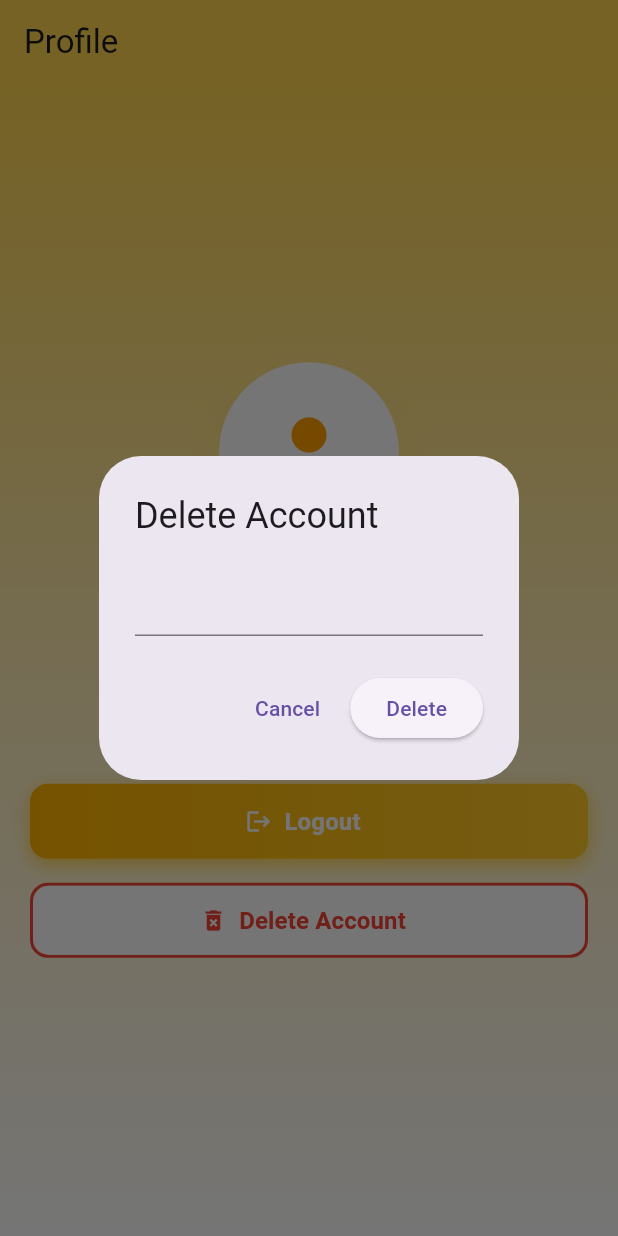
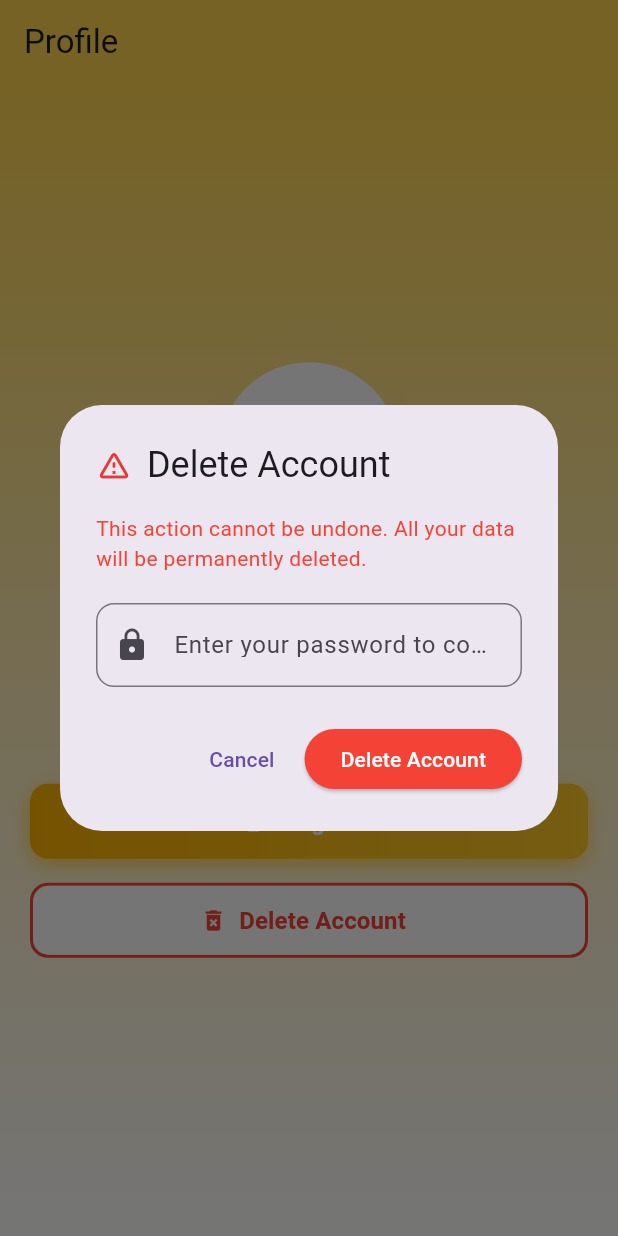
Before and after one commit to gokultasks/login_app, a Flutter app: the HomePage screen opened directly with empty values, after a tap on "Delete Account", on a phone screen of 412 x 824 dp. Run offline on Flutter 3.47's test engine with Material 3 defaults, Android fonts, the phone set to English and light mode, and no system bars; our stand-ins replace equatable, flutter_bloc, shared_preferences; accounts and stored records are empty.

Commit message:
fixed code bugs and reset the pages

```diff
--- a/lib/main.dart
+++ b/lib/main.dart
@@ -1,9 +1,8 @@
 import 'package:flutter/material.dart';
 import 'package:flutter_bloc/flutter_bloc.dart';
-import 'package:login_app/ui/AuthCheckPage.dart';
 
 import 'bloc/auth_bloc.dart';
-import 'ui/LoginPage.dart';
+import 'ui/AuthCheckPage.dart';
 
 void main() {
   runApp(
@@ -15,11 +14,13 @@ void main() {
 }
 
 class MyApp extends StatelessWidget {
+  MyApp({super.key});
+
   @override
   Widget build(BuildContext context) {
     return MaterialApp(
       debugShowCheckedModeBanner: false,
-      home: AuthCheckPage(),
+      home: const AuthCheckPage(),
     );
   }
 }
--- a/lib/ui/Home.dart
+++ b/lib/ui/Home.dart
@@ -26,31 +26,77 @@ class HomePage extends StatelessWidget {
     showDialog(
       context: context,
       builder: (dialogContext) => AlertDialog(
-        title: const Text("Delete Account"),
-        content: TextField(
-          controller: passwordController,
-          obscureText: true,
+        title: Row(
+          children: [
+            Icon(Icons.warning_amber_rounded, color: Colors.red.shade600),
+            const SizedBox(width: 10),
+            const Text("Delete Account"),
+          ],
+        ),
+        content: Column(
+          mainAxisSize: MainAxisSize.min,
+          crossAxisAlignment: CrossAxisAlignment.start,
+          children: [
+            const Text(
+              "This action cannot be undone. All your data will be permanently deleted.",
+              style: TextStyle(color: Colors.red),
+            ),
+            const SizedBox(height: 20),
+            TextField(
+              controller: passwordController,
+              obscureText: true,
+              decoration: InputDecoration(
+                labelText: "Enter your password to confirm",
+                prefixIcon: const Icon(Icons.lock),
+                border: OutlineInputBorder(
+                  borderRadius: BorderRadius.circular(12),
+                ),
+              ),
+            ),
+          ],
         ),
         actions: [
           TextButton(
-            onPressed: () => Navigator.pop(dialogContext),
+            onPressed: () {
+              passwordController.dispose();
+              Navigator.pop(dialogContext);
+            },
             child: const Text("Cancel"),
           ),
           ElevatedButton(
+            style: ElevatedButton.styleFrom(
+              backgroundColor: Colors.red,
+            ),
             onPressed: () {
               final password = passwordController.text.trim();
+              if (password.isEmpty) {
+                ScaffoldMessenger.of(context).showSnackBar(
+                  const SnackBar(
+                    content: Text("Please enter your password"),
+                    backgroundColor: Colors.red,
+                  ),
+                );
+                return;
+              }
+
+              // Close dialog
               Navigator.pop(dialogContext);
+              passwordController.dispose();
+
+              // Dispatch delete event
               context.read<AuthBloc>().add(
                 DeleteAccountEvent(email, password),
               );
             },
-            child: const Text("Delete"),
+            child: const Text(
+              "Delete Account",
+              style: TextStyle(color: Colors.white),
+            ),
           ),
         ],
       ),
     );
   }
-
 
   @override
   Widget build(BuildContext context) {
@@ -92,9 +138,9 @@ class HomePage extends StatelessWidget {
               );
             }
           },
-          child: BlocBuilder<AuthBloc, AuthState>(  // ✅ ADD THIS
-            builder: (context, state) {  // ✅ ADD THIS
-              final isLoading = state is AuthLoading;  // ✅ DEFINE HERE
+          child: BlocBuilder<AuthBloc, AuthState>(
+            builder: (context, state) {
+              final isLoading = state is AuthLoading;
 
               return Center(
                 child: Padding(
@@ -148,6 +194,7 @@ class HomePage extends StatelessWidget {
 
                       const SizedBox(height: 60),
 
+                      // Logout Button
                       Container(
                         width: double.infinity,
                         height: 50,
@@ -194,6 +241,7 @@ class HomePage extends StatelessWidget {
 
                       const SizedBox(height: 16),
 
+                      // Delete Account Button
                       Container(
                         width: double.infinity,
                         height: 50,
@@ -239,8 +287,8 @@ class HomePage extends StatelessWidget {
                   ),
                 ),
               );
-            },  // ✅ CLOSE BlocBuilder
-          ),  // ✅ CLOSE BlocBuilder
+            },
+          ),
         ),
       ),
     );
```
Also changed, not shown: 1 other file.
